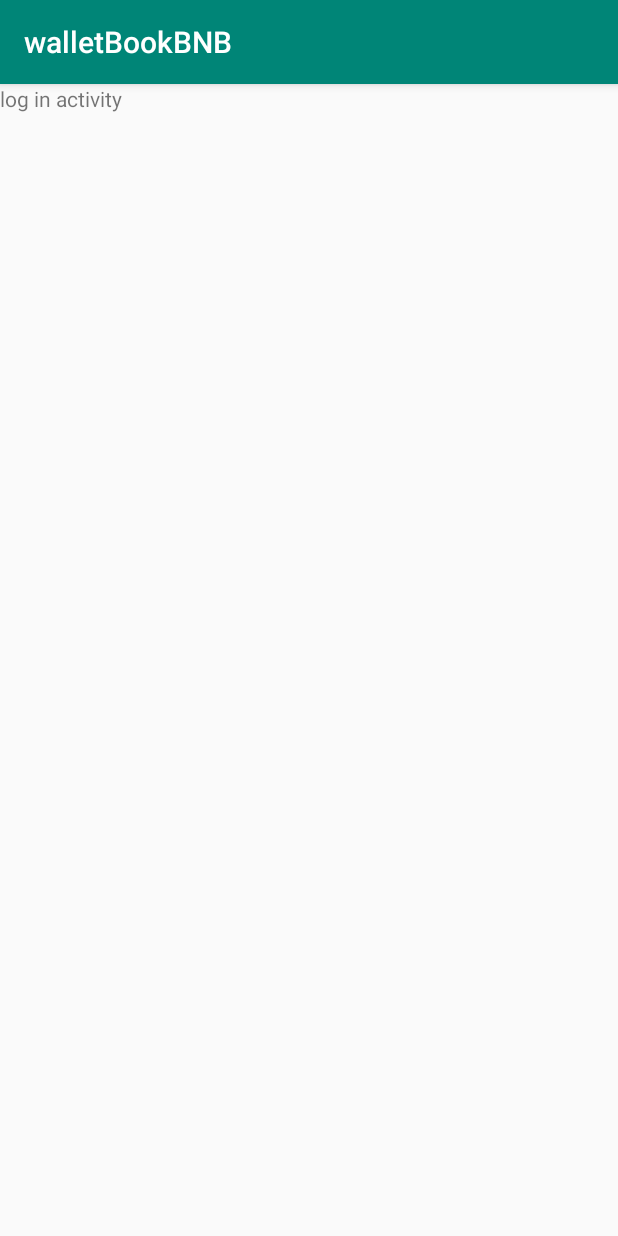
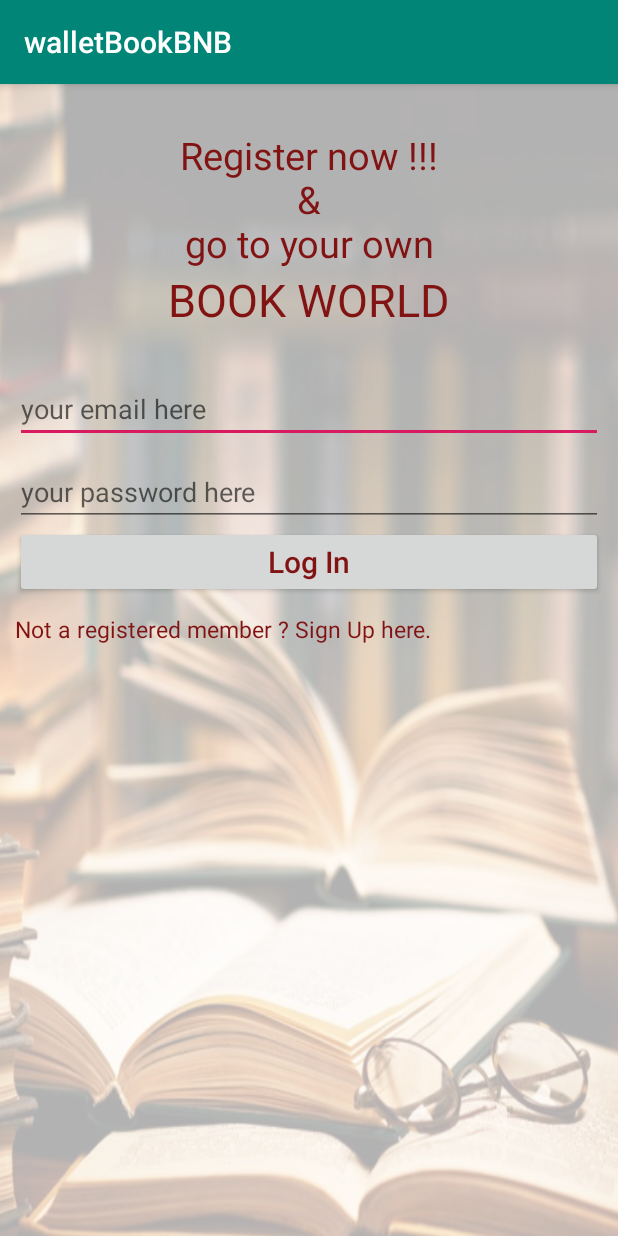
Before and after one commit to HabibRh26/Software-Engineering-Project, an Android app: the LogIn screen opened directly, with no data from a screen before it, on a phone screen of 412 x 824 dp. Run offline under Robolectric (Android 15) with nearby library versions, the light colour scheme and no system bars; our stand-ins replace Firebase (no records; nobody signed in at launch, a user with empty details on screens opened directly).

Commit message:
Log-in code and UI

```diff
--- a/coding Implementation/BookSharing/app/src/main/res/layout/activity_log_in.xml
+++ b/coding Implementation/BookSharing/app/src/main/res/layout/activity_log_in.xml
@@ -1,13 +1,64 @@
 <?xml version="1.0" encoding="utf-8"?>
-<android.support.constraint.ConstraintLayout xmlns:android="http://schemas.android.com/apk/res/android"
+<LinearLayout
+    xmlns:android="http://schemas.android.com/apk/res/android"
     xmlns:app="http://schemas.android.com/apk/res-auto"
     xmlns:tools="http://schemas.android.com/tools"
     android:layout_width="match_parent"
     android:layout_height="match_parent"
+    android:orientation="vertical"
+    android:background="@drawable/bgim3"
+    android:padding="10dp"
     tools:context=".LogIn">
     <TextView
+        android:paddingTop="20dp"
         android:layout_width="match_parent"
-        android:layout_height="match_parent"
-        android:text="log in activity"/>
+        android:layout_height="wrap_content"
+        android:textAlignment="center"
+        android:text="Register now !!!\n &amp; \ngo to your own"
+        android:textSize="25sp"
+        android:textColor="@color/colorCustomized"/>
+    <TextView
+        android:layout_width="match_parent"
+        android:layout_height="wrap_content"
+        android:textAlignment="center"
+        android:text="book world"
+        android:textSize="30sp"
+        android:textAllCaps="true"
+        android:textColor="@color/colorCustomized"/>
 
-</android.support.constraint.ConstraintLayout>
+
+    <EditText
+        android:id="@+id/editTextEmail"
+        android:paddingTop="40dp"
+        android:layout_width="match_parent"
+        android:layout_height="wrap_content"
+        android:inputType="textEmailAddress"
+        android:hint="your email here"
+        />
+    <EditText
+        android:id="@+id/editTextPassword"
+        android:paddingTop="20dp"
+        android:layout_width="match_parent"
+        android:layout_height="wrap_content"
+        android:inputType="textPassword"
+        android:hint="your password here"
+        />
+
+    <Button
+        android:id="@+id/buttonLogIn"
+        android:layout_width="match_parent"
+        android:layout_height="wrap_content"
+        android:text="Log In"
+        android:textSize="20dp"
+        android:textColor="@color/colorCustomized"
+        android:textAllCaps="false"/>
+    <TextView
+        android:id="@+id/textViewSignUp"
+        android:layout_width="match_parent"
+        android:layout_height="wrap_content"
+        android:textColor="@color/colorCustomized"
+        android:textSize="15sp"
+        android:paddingTop="10dp"
+        android:text="Not a registered member ? Sign Up here."/>
+
+</LinearLayout>
```
Also changed, not shown: coding Implementation/BookSharing/app/src/main/java/com/example/booksharing/LogIn.java (+79 -1 lines).
